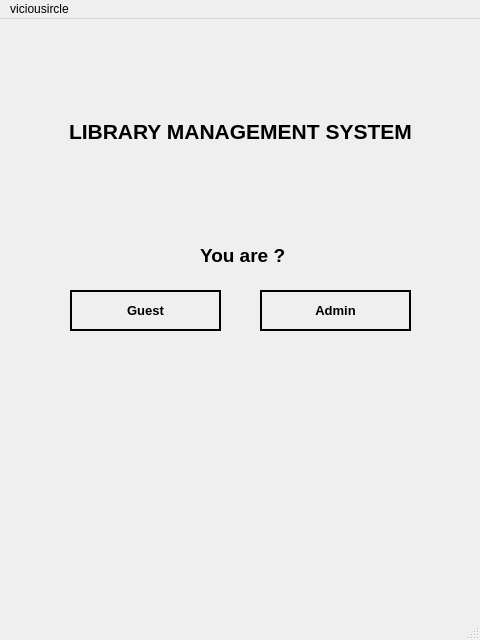
First picture: the form in ui/designer-files/login.ui, repository viciousircle/FINAL-huhuh, before the edit.
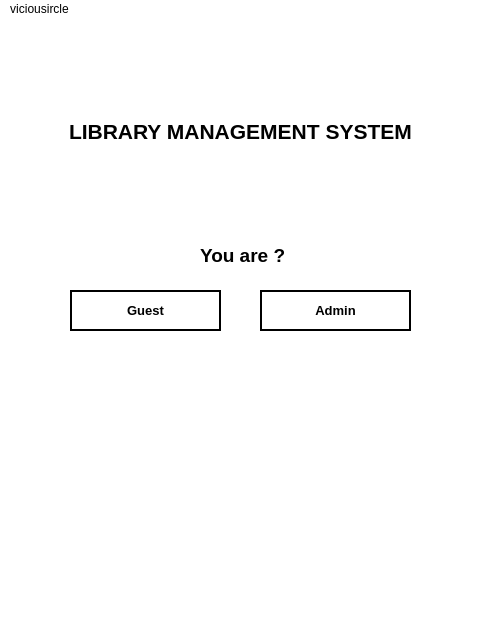
Second picture: the form after the edit.

What changed in the file:
```diff
--- a/ui/designer-files/login.ui
+++ b/ui/designer-files/login.ui
@@ -25,6 +25,10 @@
   <property name="windowTitle">
    <string>MainWindow</string>
   </property>
+  <property name="styleSheet">
+   <string notr="true">background-color: rgb(255, 255, 255);
+color: black;</string>
+  </property>
   <widget class="QWidget" name="centralwidget">
    <widget class="QWidget" name="verticalLayoutWidget">
     <property name="geometry">
@@ -503,7 +507,7 @@
      <x>0</x>
      <y>0</y>
      <width>480</width>
-     <height>25</height>
+     <height>36</height>
     </rect>
    </property>
    <widget class="QMenu" name="menuVu_Thi_Minh_Quy_20227257">
```
